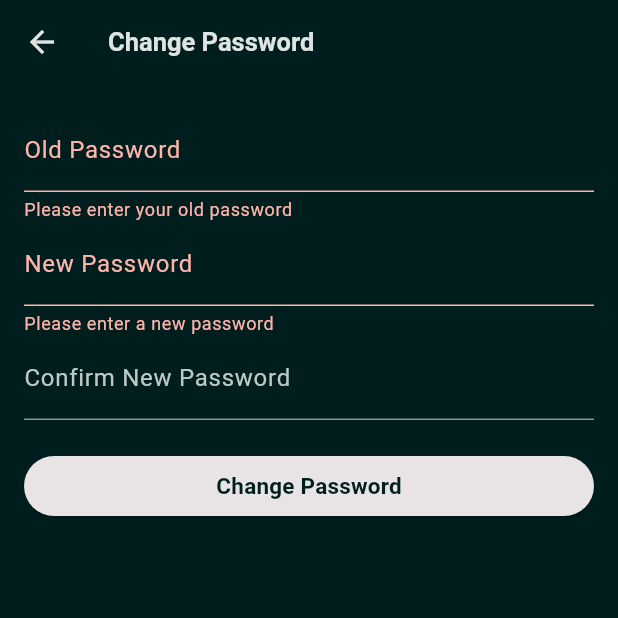
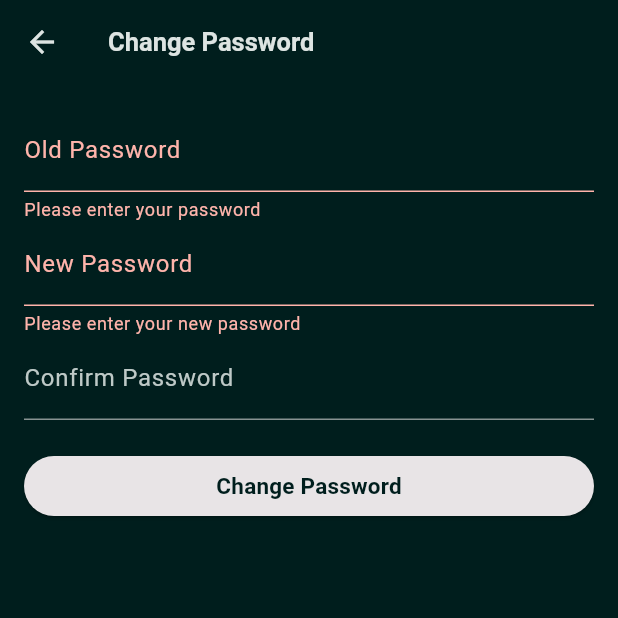
Before and after one commit to ThomasFSynnes/IDATA2023_Group8, a Flutter app: the ChangePasswordScreen screen opened directly, after a tap on "Change Password", on a phone screen of 412 x 824 dp, the top half of it. Run offline on Flutter 3.47's test engine with Material 3 defaults, Android fonts, the phone set to English and light mode, and no system bars; our stand-ins replace cloud_firestore, dio, easy_localization, file_picker, firebase_auth, firebase_core and 4 more; missing offline and left inert: syncfusion_flutter_pdfviewer; accounts and stored records are empty; Roboto replaces fonts that are missing (Cabin).

Commit message:
Change password tranlsation

```diff
--- a/lib/screens/product_screen.dart
+++ b/lib/screens/product_screen.dart
@@ -27,7 +27,7 @@ class ProductScreen extends StatelessWidget {
   }
 
   Future<void> downloadFile(BuildContext context, String url) async {
-    EasyLoading.show(status: 'loading...');
+    EasyLoading.show(status: 'Downloading...');
     Dio dio = Dio();
     try {
       // Fetch the file
--- a/lib/screens/settings/change_password.dart
+++ b/lib/screens/settings/change_password.dart
@@ -1,6 +1,7 @@
 import 'package:flutter/material.dart';
 import 'package:firebase_auth/firebase_auth.dart';
 import 'package:flutter_easyloading/flutter_easyloading.dart';
+import 'package:easy_localization/easy_localization.dart';
 
 class ChangePasswordScreen extends StatefulWidget {
   const ChangePasswordScreen({super.key});
@@ -21,7 +22,9 @@ class _ChangePasswordScreenState extends State<ChangePasswordScreen> {
       backgroundColor: Theme.of(context).colorScheme.onBackground,
       appBar: AppBar(
         backgroundColor: Theme.of(context).colorScheme.onBackground,
-        title: const Text('Change Password'),
+        title: Text(
+          "ChangePassword.changePassword".tr(),
+        ),
       ),
       body: Padding(
         padding: const EdgeInsets.all(16.0),
@@ -33,11 +36,13 @@ class _ChangePasswordScreenState extends State<ChangePasswordScreen> {
               TextFormField(
                 style: TextStyle(
                     color: Theme.of(context).colorScheme.onPrimaryContainer),
-                decoration: const InputDecoration(labelText: 'Old Password'),
+                decoration: InputDecoration(
+                  labelText: "ChangePassword.oldPassword".tr(),
+                ),
                 obscureText: true,
                 validator: (value) {
                   if (value == null || value.isEmpty) {
-                    return 'Please enter your old password';
+                    return "ChangePassword.pleaseOld".tr();
                   }
                   return null;
                 },
@@ -50,11 +55,13 @@ class _ChangePasswordScreenState extends State<ChangePasswordScreen> {
               TextFormField(
                 style: TextStyle(
                     color: Theme.of(context).colorScheme.onPrimaryContainer),
-                decoration: const InputDecoration(labelText: 'New Password'),
+                decoration: InputDecoration(
+                  labelText: "ChangePassword.newPassword".tr(),
+                ),
                 obscureText: true,
                 validator: (value) {
                   if (value == null || value.isEmpty) {
-                    return 'Please enter a new password';
+                    return "ChangePassword.pleaseNew".tr();
                   }
                   return null;
                 },
@@ -67,12 +74,13 @@ class _ChangePasswordScreenState extends State<ChangePasswordScreen> {
               TextFormField(
                 style: TextStyle(
                     color: Theme.of(context).colorScheme.onPrimaryContainer),
-                decoration:
-                    const InputDecoration(labelText: 'Confirm New Password'),
+                decoration: InputDecoration(
+                  labelText: "ChangePassword.confirmPassword".tr(),
+                ),
                 obscureText: true,
                 validator: (value) {
                   if (value != _newPassword) {
-                    return 'Passwords do not match';
+                    return "ChangePassword.noMatch".tr();
                   }
                   return null;
                 },
@@ -92,7 +100,7 @@ class _ChangePasswordScreenState extends State<ChangePasswordScreen> {
                   }
                 },
                 child: Text(
-                  'Change Password',
+                  "ChangePassword.changePassword".tr(),
                   style: Theme.of(context).textTheme.titleMedium,
                 ),
               ),
@@ -113,7 +121,7 @@ class _ChangePasswordScreenState extends State<ChangePasswordScreen> {
         await user.reauthenticateWithCredential(credential);
         await user.updatePassword(_newPassword);
         EasyLoading.dismiss();
-        EasyLoading.showSuccess('Password changed successfully');
+        EasyLoading.showSuccess("ChangePassword.changeSuccess".tr());
         Navigator.of(context).pop();
       } else {
         EasyLoading.showError('User not found');
```
Also changed, not shown: assets/translations/en-US.json (+13 -1 lines), assets/translations/no-NO.json (+13 -2 lines), lib/screens/side_drawer.dart (+4 -4 lines).
